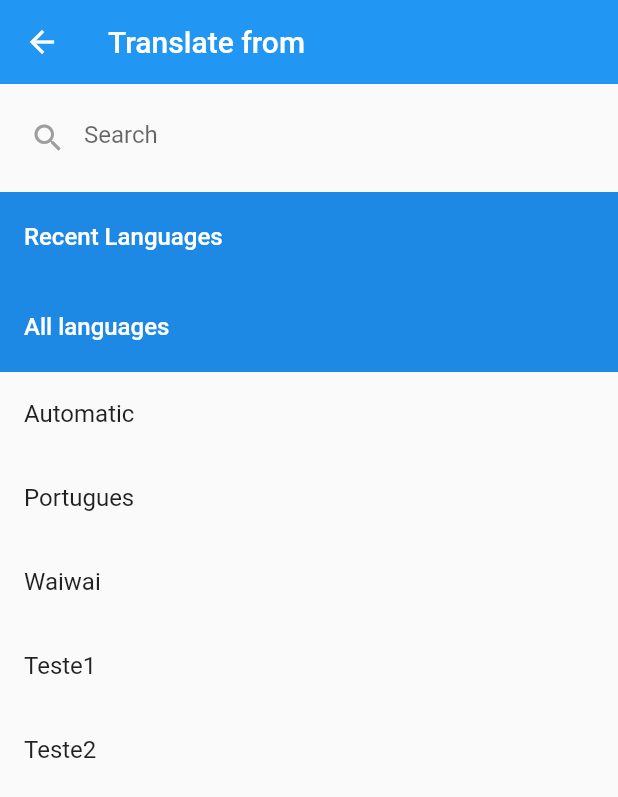
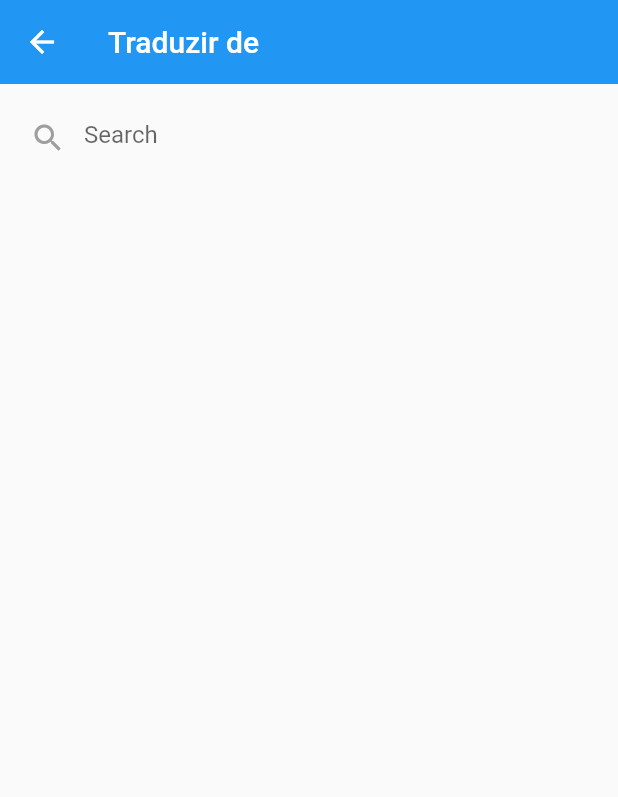
Before and after one commit to MacosPrintes001/WaiwaiTapotaMobile, a Flutter app: the ChooseLanguage widget shown alone on an empty page, opened directly, after a tap on "French", on a phone screen of 412 x 824 dp. Shown: the top 797 px of the screen. Run offline on Flutter 3.47's test engine with Material 2 defaults, Android fonts, the phone set to English and light mode, and no system bars; our stand-ins replace flutter_spinkit, google_fonts.

Commit message:
16-nov 16:06
resolver inputText e troca de idioma tela

```diff
--- a/tradutor/lib/dictionary_materials/components/choose_language.dart
+++ b/tradutor/lib/dictionary_materials/components/choose_language.dart
@@ -3,6 +3,7 @@ import 'package:provider/provider.dart';
 
 import '../pages/language_page.dart';
 import '../providers/translate_provider.dart';
+
 
 class ChooseLanguage extends StatefulWidget {
   const ChooseLanguage({super.key});
@@ -77,7 +78,7 @@ class _ChooseLanguageState extends State<ChooseLanguage> {
               color: Colors.white,
               child: InkWell(
                 onTap: () {
-                  _chooseFirstLanguage("Translate from", true);
+                  _chooseFirstLanguage("Traduzir de", true);
                 },
                 child: Center(
                   child: Text(
@@ -106,7 +107,7 @@ class _ChooseLanguageState extends State<ChooseLanguage> {
               color: Colors.white,
               child: InkWell(
                 onTap: () {
-                  _chooseSecondLanguage("Translate to", false);
+                  _chooseSecondLanguage("Traduzir para", false);
                 },
                 child: Center(
                   child: Text(
--- a/tradutor/lib/dictionary_materials/models/language.dart
+++ b/tradutor/lib/dictionary_materials/models/language.dart
@@ -5,12 +5,6 @@ class Language{
   late bool isDownloaded;
   late bool isDownloadable;
 
-  Language(String code, String name, bool isRecent, bool isDownloaded,
-      bool isDownloadable) {
-    this.name = name;
-    this.code = code;
-    this.isRecent = isRecent;
-    this.isDownloaded = isDownloaded;
-    this.isDownloadable = isDownloadable;
-  }
+  Language(this.code, this.name, this.isRecent, this.isDownloaded,
+      this.isDownloadable);
 }
--- a/tradutor/lib/dictionary_materials/pages/language_page.dart
+++ b/tradutor/lib/dictionary_materials/pages/language_page.dart
@@ -1,14 +1,14 @@
 // ignore_for_file: import_of_legacy_library_into_null_safe
 
 import 'package:flutter/material.dart';
-import 'package:flutter_sticky_header/flutter_sticky_header.dart';
-
+//import 'package:flutter_sticky_header/flutter_sticky_header.dart';
 
 import '../components/language_list_element.dart';
 import '../models/language.dart';
 
 class LanguagePage extends StatefulWidget {
-  const LanguagePage({super.key, required this.title, required this.isAutomaticEnabled});
+  const LanguagePage(
+      {super.key, required this.title, required this.isAutomaticEnabled});
 
   final String title;
   final bool isAutomaticEnabled;
@@ -103,56 +103,56 @@ class _LanguagePageState extends State<LanguagePage> {
     return Expanded(
       child: CustomScrollView(
         slivers: <Widget>[
-          SliverStickyHeader(
-            header: Container(
-              height: 60.0,
-              color: Colors.blue[600],
-              padding: const EdgeInsets.symmetric(horizontal: 16.0),
-              alignment: Alignment.centerLeft,
-              child: const Text(
-                'Recent Languages',
-                style: TextStyle(
-                  color: Colors.white,
-                  fontSize: 16,
-                  fontWeight: FontWeight.w500,
-                ),
-              ),
-            ),
-            sliver: SliverList(
-              delegate: SliverChildBuilderDelegate(
-                (context, i) => LanguageListElement(
-                      language: recentLanguages[i],
-                      onSelect: _sendBackLanguage,
-                    ),
-                childCount: recentLanguages.length,
-              ),
-            ),
-          ),
-          SliverStickyHeader(
-            header: Container(
-              height: 60.0,
-              color: Colors.blue[600],
-              padding: const EdgeInsets.symmetric(horizontal: 16.0),
-              alignment: Alignment.centerLeft,
-              child: const Text(
-                'All languages',
-                style: TextStyle(
-                  color: Colors.white,
-                  fontSize: 16,
-                  fontWeight: FontWeight.w500,
-                ),
-              ),
-            ),
-            sliver: SliverList(
-              delegate: SliverChildBuilderDelegate(
-                (context, i) => LanguageListElement(
-                      language: _languageList[i],
-                      onSelect: _sendBackLanguage,
-                    ),
-                childCount: _languageList.length,
-              ),
-            ),
-          ),
+          // SliverStickyHeader(
+          //   header: Container(
+          //     height: 60.0,
+          //     color: Colors.blue[600],
+          //     padding: const EdgeInsets.symmetric(horizontal: 16.0),
+          //     alignment: Alignment.centerLeft,
+          //     child: const Text(
+          //       'Recent Languages',
+          //       style: TextStyle(
+          //         color: Colors.white,
+          //         fontSize: 16,
+          //         fontWeight: FontWeight.w500,
+          //       ),
+          //     ),
+          //   ),
+          //   sliver: SliverList(
+          //     delegate: SliverChildBuilderDelegate(
+          //       (context, i) => LanguageListElement(
+          //             language: recentLanguages[i],
+          //             onSelect: _sendBackLanguage,
+          //           ),
+          //       childCount: recentLanguages.length,
+          //     ),
+          //   ),
+          // ),
+          // SliverStickyHeader(
+          //   header: Container(
+          //     height: 60.0,
+          //     color: Colors.blue[600],
+          //     padding: const EdgeInsets.symmetric(horizontal: 16.0),
+          //     alignment: Alignment.centerLeft,
+          //     child: const Text(
+          //       'All languages',
+          //       style: TextStyle(
+          //         color: Colors.white,
+          //         fontSize: 16,
+          //         fontWeight: FontWeight.w500,
+          //       ),
+          //     ),
+          //   ),
+          //   sliver: SliverList(
+          //     delegate: SliverChildBuilderDelegate(
+          //       (context, i) => LanguageListElement(
+          //             language: _languageList[i],
+          //             onSelect: _sendBackLanguage,
+          //           ),
+          //       childCount: _languageList.length,
+          //     ),
+          //   ),
+          // ),
         ],
       ),
     );
--- a/tradutor/lib/main.dart
+++ b/tradutor/lib/main.dart
@@ -1,3 +1,5 @@
+// ignore_for_file: depend_on_referenced_packages
+
 import 'package:flutter/material.dart';
 import 'dictionary_materials/providers/translate_provider.dart';
 import 'system_pages/slpash_page.dart';
--- a/tradutor/lib/system_pages/login_page.dart
+++ b/tradutor/lib/system_pages/login_page.dart
@@ -33,7 +33,7 @@ class _LoginPageState extends State<LoginPage> {
     try {
       //await do login
 
-      //await Navigator.of(context).pushReplacement(MaterialPageRoute(builder: (BuildContext context) => const HomePage(title: "Waiwai Translate")));
+      await Navigator.of(context).pushReplacement(MaterialPageRoute(builder: (BuildContext context) => const HomePage(title: "Waiwai Translate")));
     } catch (e) {
       showDialog(
           context: context,
```
Also changed, not shown: tradutor/lib/dictionary_materials/components/list_translate.dart (+6 -2 lines), tradutor/lib/dictionary_materials/components/translate_input.dart (+5 -5 lines), tradutor/lib/dictionary_materials/components/translate_text.dart (+9 -11 lines), tradutor/lib/dictionary_materials/pages/home_page.dart (+12 -18 lines). Lines whose indentation alone changed are shown as unchanged.
